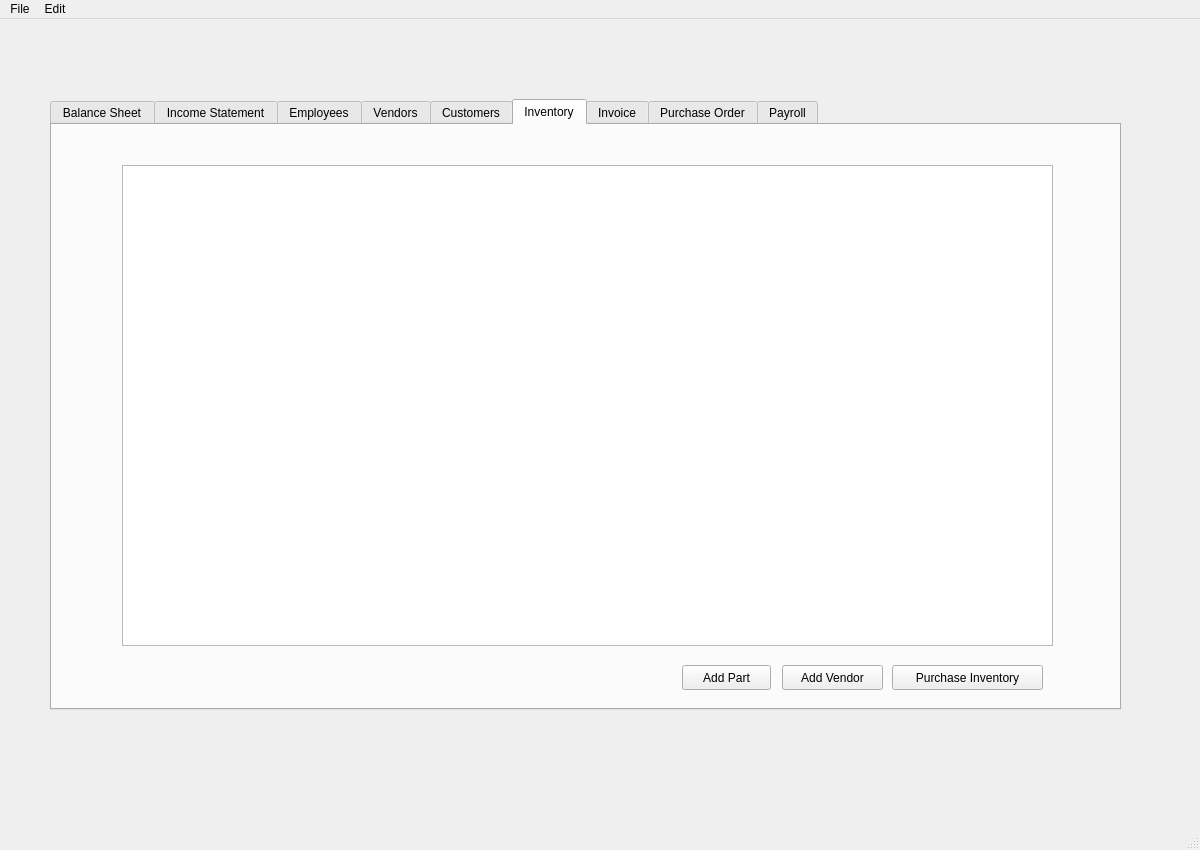
Qt form FinTrackerPython/src/UserInterfaces/homeWindow.ui (david0x00/fin-tracker) before a commit.
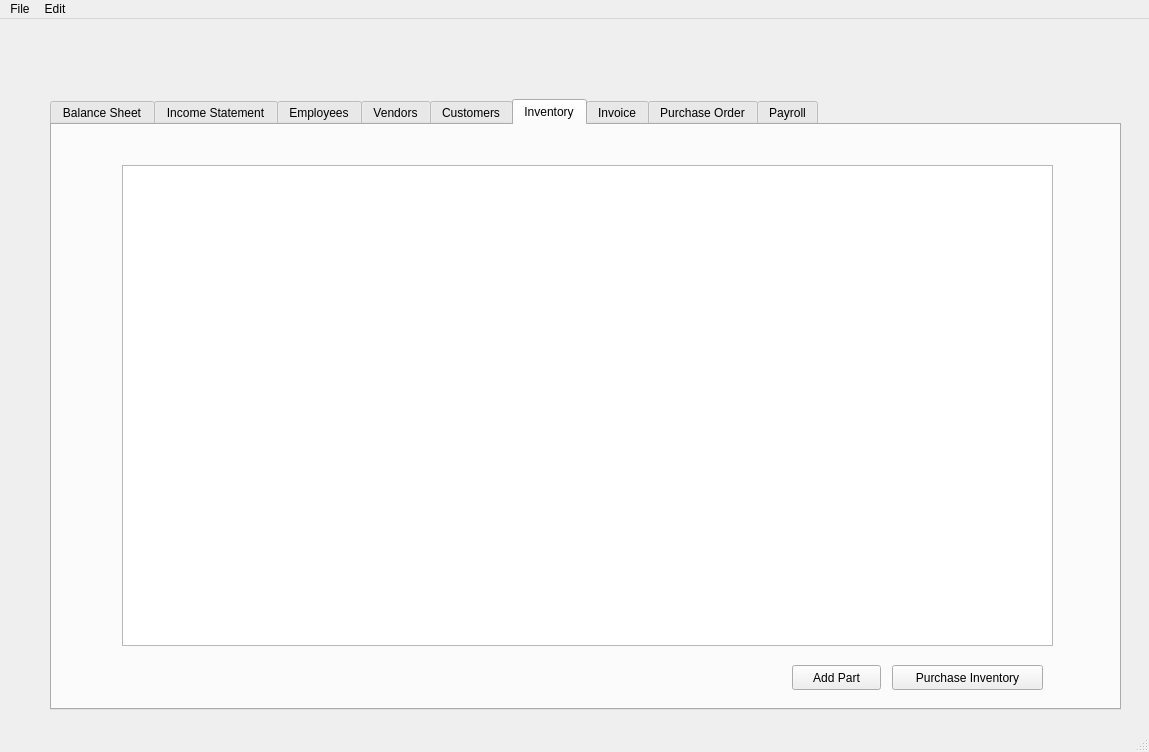
The same form after that commit. The open tabs and pages were chosen to show the change.

Commit message: added functionality for customers, vendor, and inv

```diff
--- a/FinTrackerPython/src/UserInterfaces/homeWindow.ui
+++ b/FinTrackerPython/src/UserInterfaces/homeWindow.ui
@@ -6,8 +6,8 @@
    <rect>
     <x>0</x>
     <y>0</y>
-    <width>1200</width>
-    <height>850</height>
+    <width>1149</width>
+    <height>752</height>
    </rect>
   </property>
   <property name="windowTitle">
@@ -359,7 +359,7 @@
      <widget class="QPushButton" name="pushButton_4">
       <property name="geometry">
        <rect>
-        <x>630</x>
+        <x>740</x>
         <y>540</y>
         <width>89</width>
         <height>25</height>
@@ -369,19 +369,6 @@
        <string>Add Part</string>
       </property>
      </widget>
-     <widget class="QPushButton" name="pushButton_5">
-      <property name="geometry">
-       <rect>
-        <x>730</x>
-        <y>540</y>
-        <width>101</width>
-        <height>25</height>
-       </rect>
-      </property>
-      <property name="text">
-       <string>Add Vendor</string>
-      </property>
-     </widget>
      <widget class="QPushButton" name="pushButton_6">
       <property name="geometry">
        <rect>
@@ -418,7 +405,7 @@
     <rect>
      <x>0</x>
      <y>0</y>
-     <width>1200</width>
+     <width>1149</width>
      <height>22</height>
     </rect>
    </property>
```
Left out of the diff: 14 changed lines with no effect on the pictures. The commit also changes 21 other files.
